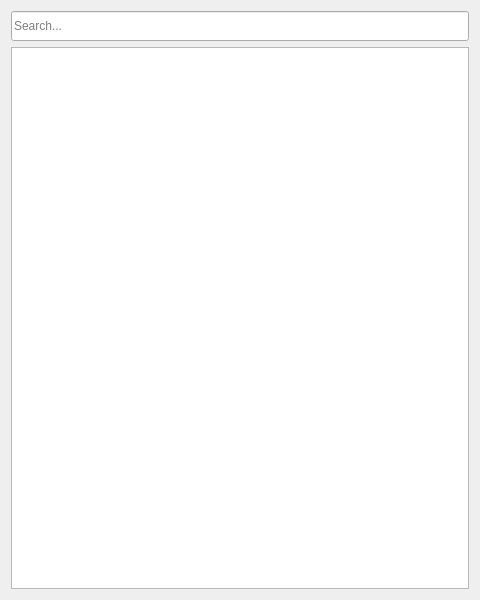
CiottiGiorgio/Algorand-Wallet-Manager, file Interfaces/Contacts/Ui_Contacts.ui: the form before one commit.
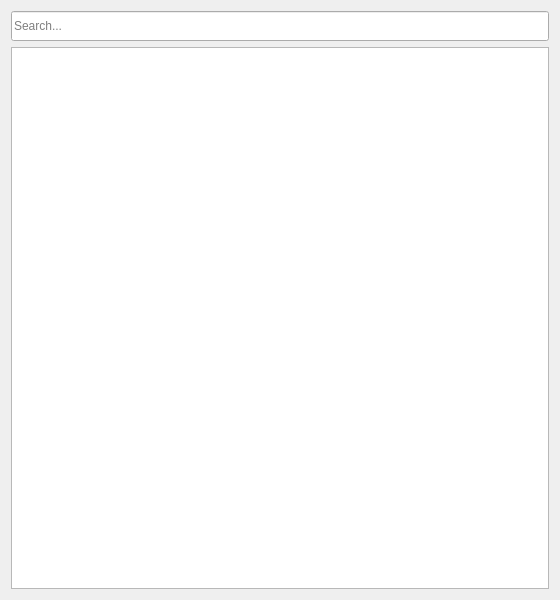
The form after the commit. Custom widgets are drawn as their Qt base class.

Patch:
```diff
--- a/Interfaces/Contacts/Ui_Contacts.ui
+++ b/Interfaces/Contacts/Ui_Contacts.ui
@@ -6,7 +6,7 @@
    <rect>
     <x>0</x>
     <y>0</y>
-    <width>480</width>
+    <width>560</width>
     <height>600</height>
    </rect>
   </property>
@@ -18,13 +18,13 @@
   </property>
   <property name="minimumSize">
    <size>
-    <width>480</width>
+    <width>560</width>
     <height>600</height>
    </size>
   </property>
   <property name="maximumSize">
    <size>
-    <width>480</width>
+    <width>560</width>
     <height>600</height>
    </size>
   </property>
```
